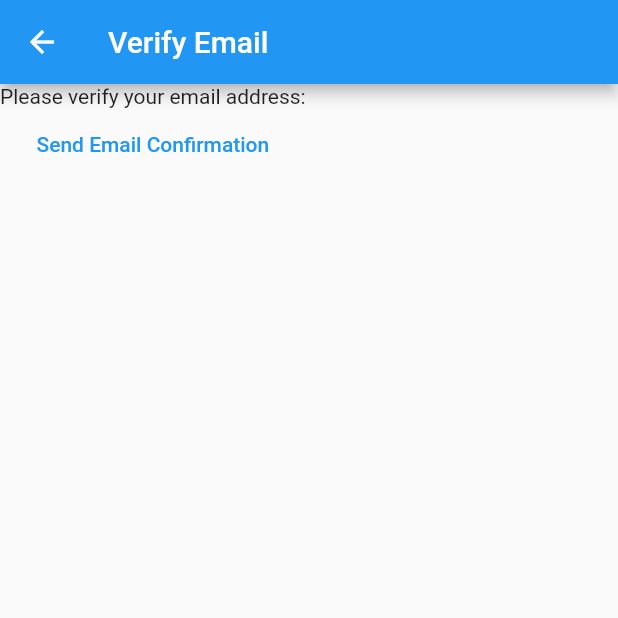
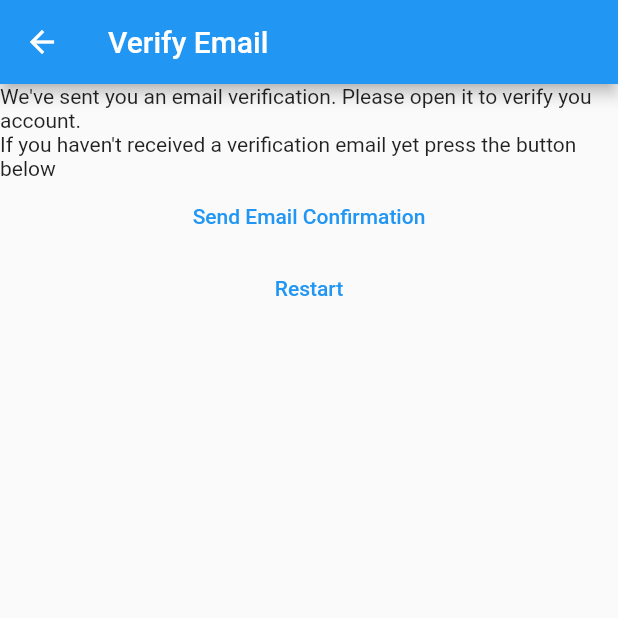
Before and after one commit to harryjm9/SimplyNotes, a Flutter app: the VerifyEmailView screen opened directly, on a phone screen of 412 x 824 dp, the top half of it. Run offline on Flutter 3.47's test engine with Material 2 defaults, Android fonts, the light colour scheme and no system bars; our stand-ins replace firebase_auth, firebase_core; accounts and stored records are empty.

Commit message:
End of chapter 22

```diff
--- a/lib/constants/routes.dart
+++ b/lib/constants/routes.dart
@@ -1,3 +1,6 @@
+import 'package:simply_notes/views/verify_email_view.dart';
+
 const loginRoute = '/login/';
 const registerRoute = '/register/';
 const notesRoute = '/notes/';
+const verifyEmailRoute = '/verify-email/';
--- a/lib/main.dart
+++ b/lib/main.dart
@@ -18,9 +18,10 @@ void main() {
       ),
       home: const HomePage(),
       routes: {
-        loginRoute: ((context) => const LoginView()),
-        registerRoute: ((context) => const RegisterView()),
+        loginRoute: (context) => const LoginView(),
+        registerRoute: (context) => const RegisterView(),
         notesRoute: (context) => const NotesView(),
+        verifyEmailRoute: ((context) => const VerifyEmailView()),
       },
     ),
   );
--- a/lib/views/login_view.dart
+++ b/lib/views/login_view.dart
@@ -82,7 +82,7 @@ class _LoginViewState extends State<LoginView> {
               } catch (e) {
                 await showErrorDialog(
                   context,
-                  'Error: ${e.toString()}',
+                  e.toString(),
                 );
               }
             },
--- a/lib/views/verify_email_view.dart
+++ b/lib/views/verify_email_view.dart
@@ -1,5 +1,6 @@
 import 'package:firebase_auth/firebase_auth.dart';
 import 'package:flutter/material.dart';
+import 'package:simply_notes/constants/routes.dart';
 
 class VerifyEmailView extends StatefulWidget {
   const VerifyEmailView({Key? key}) : super(key: key);
@@ -15,13 +16,31 @@ class _VerifyEmailViewState extends State<VerifyEmailView> {
       appBar: AppBar(title: const Text('Verify Email')),
       body: Column(
         children: [
-          const Text('Please verify your email address:'),
+          const Text(
+            "We've sent you an email verification. Please open it to verify you account.",
+          ),
+          const Text(
+            "If you haven't received a verification email yet press the button below",
+          ),
           TextButton(
-              onPressed: () async {
-                final user = FirebaseAuth.instance.currentUser;
-                await user?.sendEmailVerification();
-              },
-              child: const Text('Send Email Confirmation'))
+            onPressed: () async {
+              final user = FirebaseAuth.instance.currentUser;
+              await user?.sendEmailVerification();
+            },
+            child: const Text(
+              'Send Email Confirmation',
+            ),
+          ),
+          TextButton(
+            onPressed: () async {
+              await FirebaseAuth.instance.signOut();
+              Navigator.of(context).pushNamedAndRemoveUntil(
+                registerRoute,
+                (route) => false,
+              );
+            },
+            child: const Text('Restart'),
+          ),
         ],
       ),
     );
```
Also changed, not shown: lib/views/register_view.dart (+36 -10 lines).
